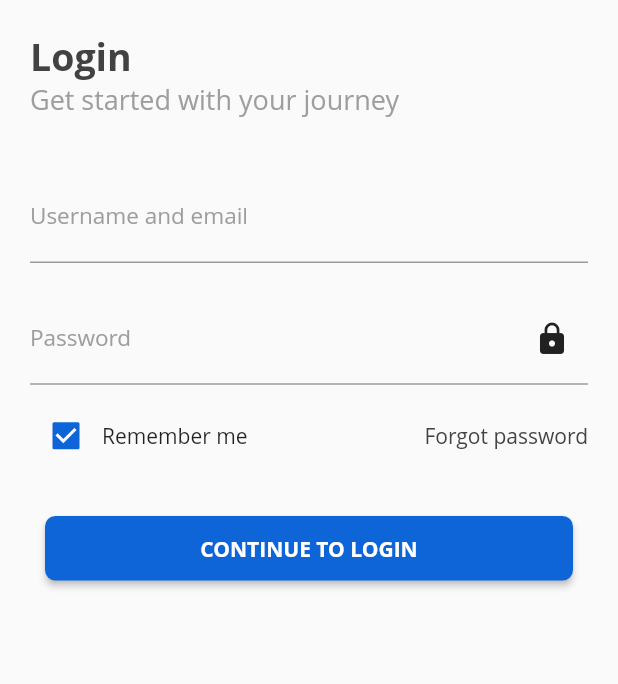
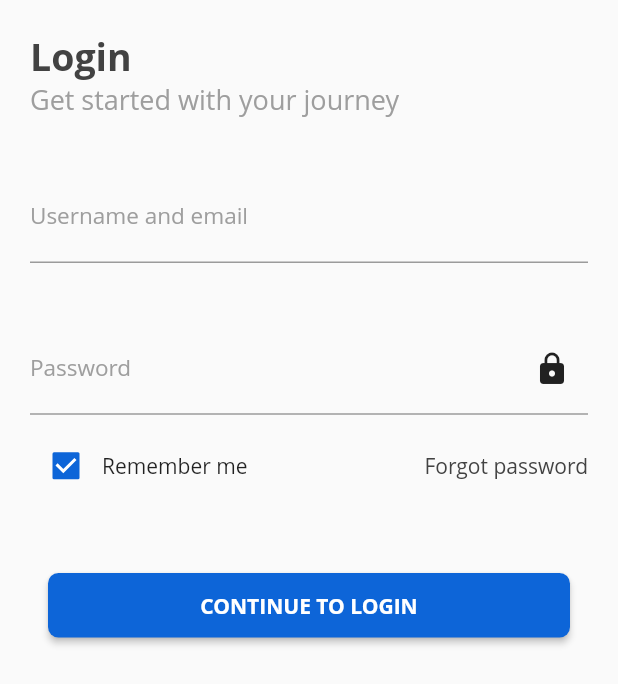
Before and after one commit to dev-aritra/open_ngo, a Flutter app: the screen it shows after launch, on a phone screen of 412 x 824 dp. Shown: the top 684 px of the screen. Run offline on Flutter 3.47's test engine with Material 2 defaults, Android fonts, the phone set to English and light mode, and no system bars.

Commit message:
modified screenshot

```diff
--- a/lib/view/login/login_page.dart
+++ b/lib/view/login/login_page.dart
@@ -33,8 +33,11 @@ class _LoginPageState extends State<LoginPage> {
             CustomInputField(
               isPassword: false,
             ),
-            CustomInputField(
-              isPassword: true,
+            Padding(
+              padding: const EdgeInsets.only(top: 20),
+              child: CustomInputField(
+                isPassword: true,
+              ),
             ),
             _loginOptions(),
             _signInButton()
@@ -106,7 +109,7 @@ class _LoginPageState extends State<LoginPage> {
 
   Widget _signInButton() {
     return Padding(
-      padding: const EdgeInsets.symmetric(vertical: 27.0, horizontal: 10.0),
+      padding: const EdgeInsets.symmetric(vertical: 45.0, horizontal: 12.0),
       child: Row(children: <Widget>[
         Expanded(
           child: RaisedButton(
```
Also changed, not shown: 1 other file.
